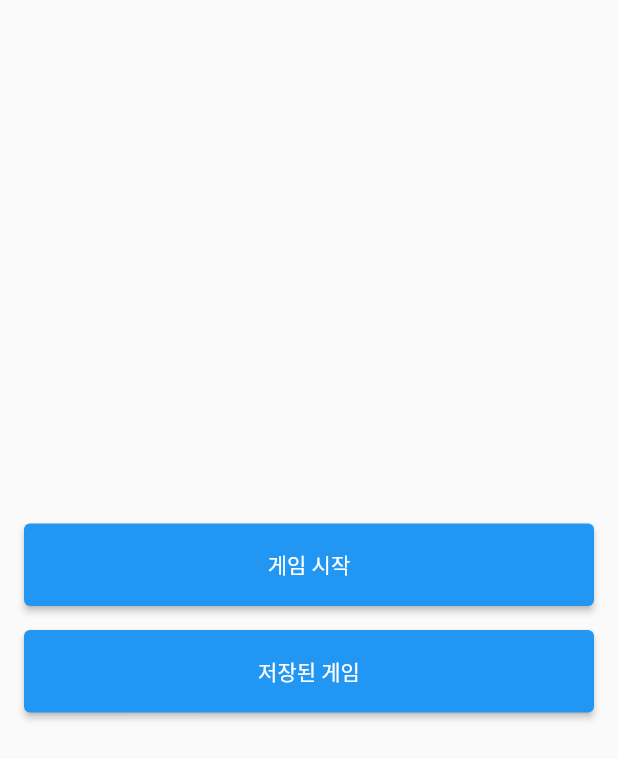
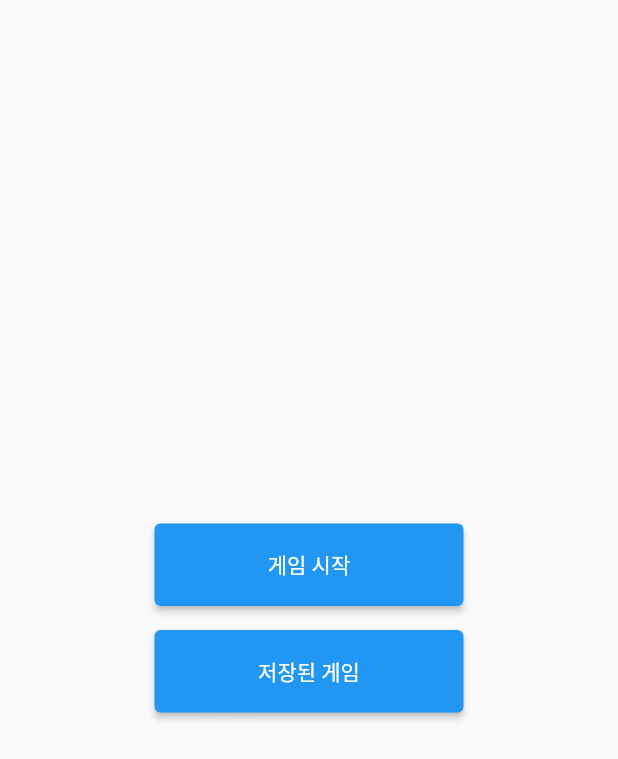
Before and after one commit to HwangSooHyeon/flutter_directional_test, a Flutter app: the screen it shows after launch, on a phone screen of 412 x 824 dp. Shown: the top 759 px of the screen. Run offline on Flutter 3.47's test engine with Material 2 defaults, Android fonts, the phone set to English and light mode, and no system bars.

Commit message:
style(custom_push_button): padding 간격 수정

```diff
--- a/lib/screen/home_screen.dart
+++ b/lib/screen/home_screen.dart
@@ -18,7 +18,9 @@ class HomeScreen extends StatelessWidget {
     return Scaffold(
       body: Container(
         alignment: Alignment.center,
-        padding: const EdgeInsets.symmetric(horizontal: 16.0),
+        padding: EdgeInsets.symmetric(
+          horizontal: MediaQuery.of(context).size.width / 4,
+        ),
         child: Column(
           mainAxisAlignment: MainAxisAlignment.center,
           crossAxisAlignment: CrossAxisAlignment.stretch,
```
